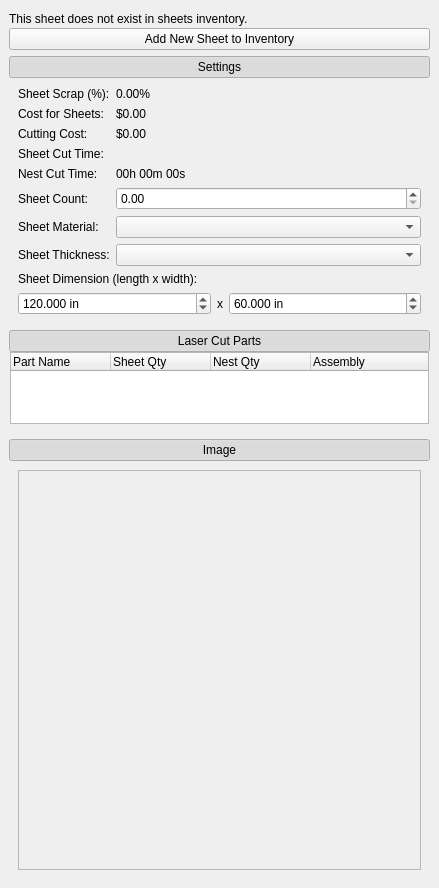
The window that ui/widgets/nest_widget.ui (TheCodingJsoftware/Invigo) describes before a commit, drawn with Qt 5.
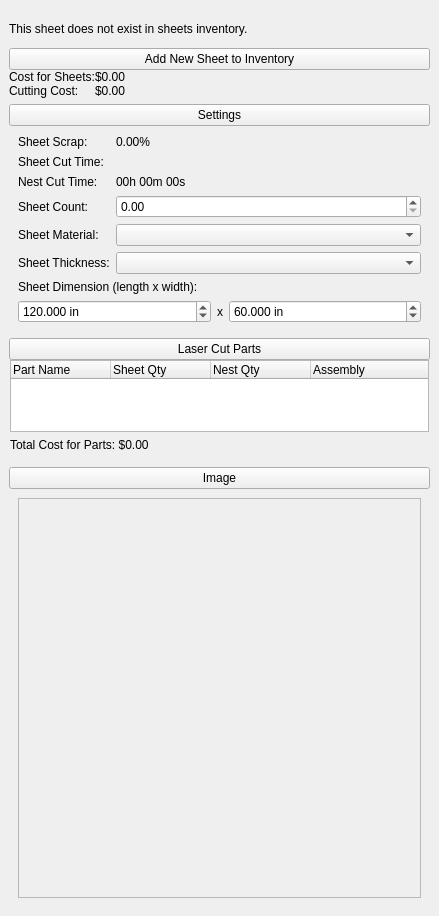
The same window after the commit. Icons and pictures are not drawn.

The edit to the form file:
```diff
--- a/ui/widgets/nest_widget.ui
+++ b/ui/widgets/nest_widget.ui
@@ -7,7 +7,7 @@
     <x>0</x>
     <y>0</y>
     <width>439</width>
-    <height>888</height>
+    <height>916</height>
    </rect>
   </property>
   <property name="windowTitle">
@@ -48,7 +48,7 @@
        <number>9</number>
       </property>
       <item>
-       <layout class="QVBoxLayout" name="verticalLayout_3" stretch="1,0">
+       <layout class="QVBoxLayout" name="verticalLayout_3" stretch="1,0,0">
         <property name="spacing">
          <number>0</number>
         </property>
@@ -78,6 +78,50 @@
           </property>
          </widget>
         </item>
+        <item>
+         <layout class="QGridLayout" name="gridLayout_2" columnstretch="0,1">
+          <item row="0" column="1">
+           <widget class="QLabel" name="label_cost_for_sheets">
+            <property name="text">
+             <string>$0.00</string>
+            </property>
+            <property name="textInteractionFlags">
+             <set>Qt::TextInteractionFlag::LinksAccessibleByMouse|Qt::TextInteractionFlag::TextSelectableByMouse</set>
+            </property>
+           </widget>
+          </item>
+          <item row="0" column="0">
+           <widget class="QLabel" name="label_2">
+            <property name="text">
+             <string>Cost for Sheets:</string>
+            </property>
+            <property name="wordWrap">
+             <bool>false</bool>
+            </property>
+           </widget>
+          </item>
+          <item row="1" column="0">
+           <widget class="QLabel" name="label_9">
+            <property name="text">
+             <string>Cutting Cost:</string>
+            </property>
+            <property name="wordWrap">
+             <bool>false</bool>
+            </property>
+           </widget>
+          </item>
+          <item row="1" column="1">
+           <widget class="QLabel" name="label_cutting_cost">
+            <property name="text">
+             <string>$0.00</string>
+            </property>
+            <property name="textInteractionFlags">
+             <set>Qt::TextInteractionFlag::LinksAccessibleByMouse|Qt::TextInteractionFlag::TextSelectableByMouse</set>
+            </property>
+           </widget>
+          </item>
+         </layout>
+        </item>
        </layout>
       </item>
       <item>
@@ -97,7 +141,7 @@
            <bool>true</bool>
           </property>
           <property name="checked">
-           <bool>true</bool>
+           <bool>false</bool>
           </property>
          </widget>
         </item>
@@ -145,16 +189,6 @@
                  </property>
                 </widget>
                </item>
-               <item row="1" column="0">
-                <widget class="QLabel" name="label_2">
-                 <property name="text">
-                  <string>Cost for Sheets:</string>
-                 </property>
-                 <property name="wordWrap">
-                  <bool>false</bool>
-                 </property>
-                </widget>
-               </item>
                <item row="3" column="0">
                 <widget class="QLabel" name="label_3">
                  <property name="text">
@@ -165,16 +199,6 @@
                  </property>
                 </widget>
                </item>
-               <item row="2" column="0">
-                <widget class="QLabel" name="label_9">
-                 <property name="text">
-                  <string>Cutting Cost:</string>
-                 </property>
-                 <property name="wordWrap">
-                  <bool>false</bool>
-                 </property>
-                </widget>
-               </item>
                <item row="7" column="0">
                 <widget class="QLabel" name="label_7">
                  <property name="text">
@@ -188,16 +212,6 @@
                  </property>
                 </widget>
                </item>
-               <item row="1" column="1">
-                <widget class="QLabel" name="label_cost_for_sheets">
-                 <property name="text">
-                  <string>$0.00</string>
-                 </property>
-                 <property name="textInteractionFlags">
-                  <set>Qt::TextInteractionFlag::LinksAccessibleByMouse|Qt::TextInteractionFlag::TextSelectableByMouse</set>
-                 </property>
-                </widget>
-               </item>
                <item row="5" column="1">
                 <widget class="QDoubleSpinBox" name="doubleSpinBox_sheet_count">
                  <property name="maximum">
@@ -221,16 +235,6 @@
                  </property>
                 </widget>
                </item>
-               <item row="2" column="1">
-                <widget class="QLabel" name="label_cutting_cost">
-                 <property name="text">
-                  <string>$0.00</string>
-                 </property>
-                 <property name="textInteractionFlags">
-                  <set>Qt::TextInteractionFlag::LinksAccessibleByMouse|Qt::TextInteractionFlag::TextSelectableByMouse</set>
-                 </property>
-                </widget>
-               </item>
                <item row="6" column="1">
                 <widget class="QComboBox" name="comboBox_material"/>
                </item>
@@ -250,7 +254,7 @@
                <item row="0" column="0">
                 <widget class="QLabel" name="label">
                  <property name="text">
-                  <string>Sheet Scrap (%):</string>
+                  <string>Sheet Scrap:</string>
                  </property>
                  <property name="wordWrap">
                   <bool>false</bool>
@@ -353,7 +357,7 @@
            <bool>true</bool>
           </property>
           <property name="checked">
-           <bool>true</bool>
+           <bool>false</bool>
           </property>
          </widget>
         </item>
@@ -437,6 +441,23 @@
                </column>
               </widget>
              </item>
+             <item>
+              <layout class="QGridLayout" name="gridLayout_3" columnstretch="0">
+               <item row="0" column="0">
+                <widget class="QLabel" name="label_total_cost_for_nested_parts">
+                 <property name="text">
+                  <string>Total Cost for Parts: $0.00</string>
+                 </property>
+                 <property name="wordWrap">
+                  <bool>true</bool>
+                 </property>
+                 <property name="textInteractionFlags">
+                  <set>Qt::TextInteractionFlag::LinksAccessibleByMouse|Qt::TextInteractionFlag::TextSelectableByMouse</set>
+                 </property>
+                </widget>
+               </item>
+              </layout>
+             </item>
             </layout>
            </item>
           </layout>
@@ -476,7 +497,7 @@
               <bool>true</bool>
              </property>
              <property name="checked">
-              <bool>true</bool>
+              <bool>false</bool>
              </property>
             </widget>
            </item>
```
